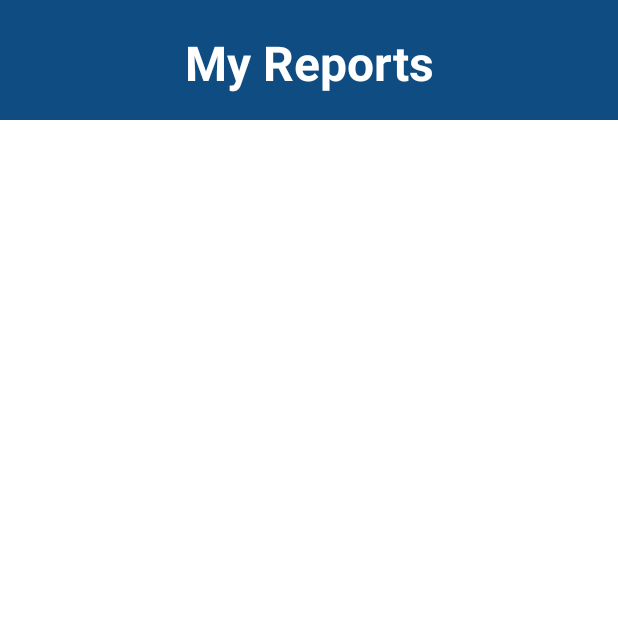
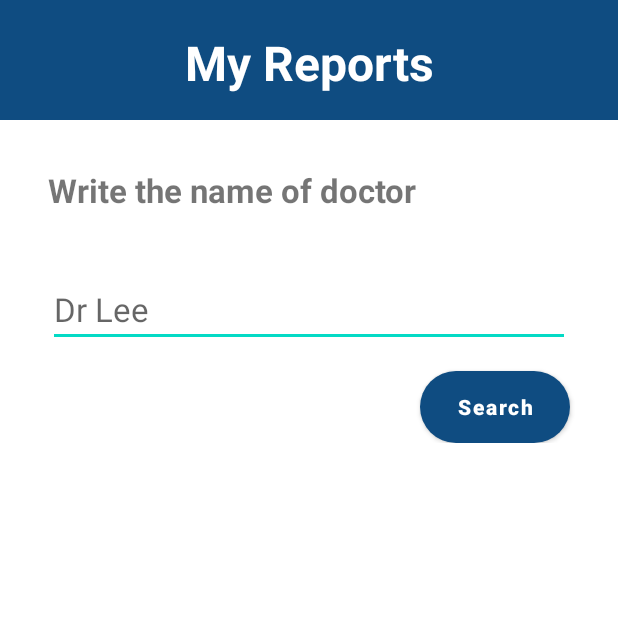
Before and after one commit to CCLab-2021/eHealthCare_Application, an Android app: the PatientReports screen opened directly, with no data from a screen before it, on a phone screen of 412 x 824 dp, the top half of it. Run offline under Robolectric (Android 15) with nearby library versions, the phone set to English and light mode, and no system bars; our stand-ins replace Firebase (no records; nobody signed in at launch, a user with empty details on screens opened directly); 1 statement that could not run was skipped.

Commit message:
feat : Patient - PatientReports.kt 리포트 열람 완료

```diff
--- a/CCN_eHealthCare/app/src/main/AndroidManifest.xml
+++ b/CCN_eHealthCare/app/src/main/AndroidManifest.xml
@@ -16,11 +16,7 @@
         android:roundIcon="@mipmap/ic_launcher_round"
         android:supportsRtl="true"
         android:theme="@style/Theme.CCN_eHealthCare">
-        <activity android:name=".createDB">  <intent-filter>
-            <action android:name="android.intent.action.MAIN" />
-
-            <category android:name="android.intent.category.LAUNCHER" />
-        </intent-filter></activity>
+        <activity android:name=".createDB"></activity>
         <activity android:name=".UI.Emergency" />
         <activity android:name=".UI.patient.PatientReports" />
         <activity android:name=".UI.patient.PatientContents" />
@@ -34,7 +30,11 @@
         <activity android:name=".UI.doctor.DoctorHome" />
         <activity android:name=".UI.auth.Signup" />
         <activity android:name=".UI.auth.Login">
+            <intent-filter>
+                <action android:name="android.intent.action.MAIN" />
 
+                <category android:name="android.intent.category.LAUNCHER" />
+            </intent-filter>
         </activity>
     </application>
 
--- a/CCN_eHealthCare/app/src/main/java/com/example/ccn_ehealthcare/UI/patient/PatientReports.kt
+++ b/CCN_eHealthCare/app/src/main/java/com/example/ccn_ehealthcare/UI/patient/PatientReports.kt
@@ -2,11 +2,73 @@ package com.example.ccn_ehealthcare.UI.patient
 
 import androidx.appcompat.app.AppCompatActivity
 import android.os.Bundle
+import android.util.Log
+import android.view.View.INVISIBLE
+import android.view.View.VISIBLE
+import android.widget.Toast
 import com.example.ccn_ehealthcare.R
+import com.google.firebase.database.*
+import kotlinx.android.synthetic.main.activity_patient_reports.*
+
 
 class PatientReports : AppCompatActivity() {
+
+    companion object {  //
+        private var USERNICKNAME = "USERNICKNAME"
+    }
+
+    var userNickName = ""
+    var doctorName = ""
+
+    var databaseReference : DatabaseReference? = null   //
+    var database : FirebaseDatabase? = null //
+
+
     override fun onCreate(savedInstanceState: Bundle?) {
         super.onCreate(savedInstanceState)
         setContentView(R.layout.activity_patient_reports)
+
+        userNickName = intent.getStringExtra(USERNICKNAME).toString()
+
+        database = FirebaseDatabase.getInstance()   //
+        databaseReference = database?.reference!!.child("MyPatients") //
+
+
+        buttonClickListener()
+
+    }
+
+    private fun buttonClickListener() {
+        reportSearch_btn.setOnClickListener {
+            val doctorText = doctorName_eT.text.toString()
+
+            if (doctorText.trim().isNotEmpty()) {
+                doctorName = doctorName_eT.text.toString()
+                readMyPatientsDB(doctorName)
+                linearLayout2.visibility = VISIBLE
+            }
+            else {
+                Toast.makeText(applicationContext,"Dr Name Please..", Toast.LENGTH_SHORT).show()
+                linearLayout2.visibility = INVISIBLE
+            }
+        }
+    }
+
+
+    private fun readMyPatientsDB(doctorName: String) {
+        val doctorReference = databaseReference?.child(doctorName)
+        val patientNameReference = doctorReference?.child(userNickName)
+
+        patientNameReference?.addValueEventListener(object : ValueEventListener {
+            override fun onDataChange(p0: DataSnapshot) {
+                val report = p0.child("report").value.toString()
+                Log.e("REPORT", report)
+
+                reports_tV.text = report
+            }
+
+            override fun onCancelled(error: DatabaseError) {}
+
+        })
     }
 }
--- a/CCN_eHealthCare/app/src/main/res/layout/activity_patient_reports.xml
+++ b/CCN_eHealthCare/app/src/main/res/layout/activity_patient_reports.xml
@@ -31,25 +31,84 @@
         app:layout_constraintStart_toStartOf="@id/view10"
         app:layout_constraintTop_toTopOf="@+id/view10" />
 
-    <androidx.constraintlayout.widget.ConstraintLayout
+    <LinearLayout
+        android:id="@id/linearLayout1"
         android:layout_width="match_parent"
-        android:layout_height="550dp"
-        app:layout_constraintEnd_toEndOf="parent"
-        app:layout_constraintStart_toStartOf="parent"
-        app:layout_constraintTop_toBottomOf="@+id/view10">
+        android:layout_height="wrap_content"
+        app:layout_constraintTop_toBottomOf="@+id/view10"
+        app:layout_constraintLeft_toLeftOf="parent"
+        app:layout_constraintRight_toRightOf="parent"
+        android:orientation="vertical">
+
+        <TextView
+            android:layout_width="wrap_content"
+            android:layout_height="wrap_content"
+            android:layout_marginTop="32dp"
+            android:layout_marginLeft="32dp"
+            android:layout_marginRight="32dp"
+            android:text="Write the name of doctor"
+            android:textSize="22sp"
+            android:textStyle="bold" />
+
+        <EditText
+            android:id="@+id/doctorName_eT"
+            android:layout_width="match_parent"
+            android:layout_height="wrap_content"
+            android:layout_marginLeft="32dp"
+            android:layout_marginRight="32dp"
+            android:layout_marginTop="40dp"
+            android:hint="Dr Lee"
+            android:textSize="22sp"
+            android:inputType="text"
+            android:maxLength="99999999" />
+
+        <Button
+            android:id="@+id/reportSearch_btn"
+            android:layout_width="100dp"
+            android:layout_height="wrap_content"
+            android:layout_gravity="right"
+            android:layout_marginRight="32dp"
+            android:layout_marginTop="16dp"
+            android:text="Search"
+            android:textAllCaps="false"
+            android:textStyle="bold"
+            app:backgroundTint="@color/Pantoneblue"
+            android:background="@drawable/round_pantoneblue_btn" />
+
+    </LinearLayout>
+
+    <LinearLayout
+        android:id="@+id/linearLayout2"
+        android:layout_width="match_parent"
+        android:layout_height="wrap_content"
+        android:orientation="vertical"
+        android:visibility="invisible"
+        app:layout_constraintTop_toBottomOf="@+id/linearLayout1"
+        app:layout_constraintLeft_toLeftOf="parent"
+        app:layout_constraintRight_toRightOf="parent" >
+
+        <TextView
+            android:layout_width="wrap_content"
+            android:layout_height="wrap_content"
+            android:layout_marginLeft="32dp"
+            android:layout_marginRight="32dp"
+            android:layout_marginTop="50dp"
+            android:text="Reports"
+            android:textStyle="bold"
+            android:textSize="22sp" />
+
+        <TextView
+            android:id="@+id/reports_tV"
+            android:layout_width="wrap_content"
+            android:layout_height="wrap_content"
+            android:layout_marginLeft="32dp"
+            android:layout_marginTop="32dp"
+            android:layout_marginRight="32dp"
+            android:text="Nothing.."
+            android:textSize="18sp" />
 
 
-        <androidx.recyclerview.widget.RecyclerView
-            android:id="@+id/patientReports_rV"
-            android:layout_width="match_parent"
-            android:layout_height="match_parent"
-            android:layout_marginLeft="4dp"
-            android:layout_marginTop="4dp"
-            android:layout_marginRight="4dp"
-            app:layout_constraintHorizontal_bias="0.0"
-            app:layout_constraintLeft_toLeftOf="parent"
-            app:layout_constraintRight_toRightOf="parent"
-            app:layout_constraintTop_toTopOf="parent" />
-    </androidx.constraintlayout.widget.ConstraintLayout>
+    </LinearLayout>
+
 
 </androidx.constraintlayout.widget.ConstraintLayout>
--- a/CCN_eHealthCare/app/src/main/res/layout/patient_reports_layout.xml
+++ b/CCN_eHealthCare/app/src/main/res/layout/patient_reports_layout.xml
@@ -51,7 +51,7 @@
                 android:padding="16dp"
                 android:layout_below="@id/expand_reportsNumber_tV" />
             <TextView
-                android:id="@+id/expand_report_eT"
+                android:id="@+id/expand_report_tV"
                 android:layout_width="match_parent"
                 android:layout_height="200dp"
                 android:hint="Content of Report"
```
